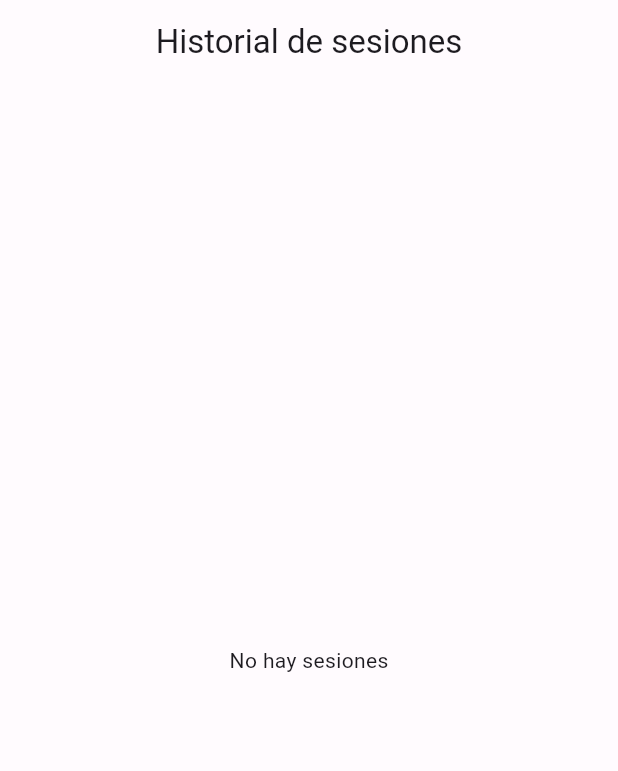
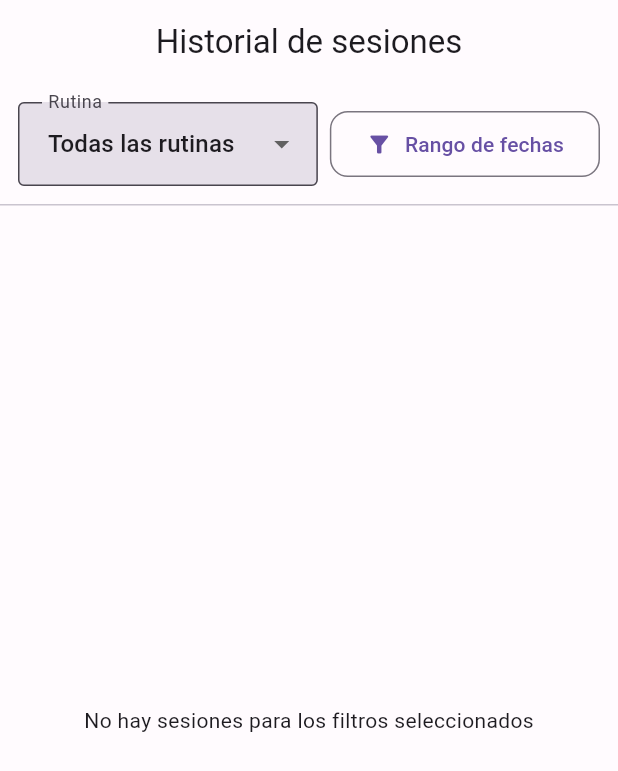
Before and after one commit to NoeCR/liftup, a Flutter app: the SessionHistoryPage screen opened by its route, on a phone screen of 412 x 824 dp. Shown: the top 771 px of the screen. Run offline on Flutter 3.47's test engine with Material 3 defaults, Android fonts, the light colour scheme and no system bars; our stand-ins replace equatable, extended_image, file_picker, flutter_riverpod, go_router, hive and 7 more; missing offline and left inert: extended_image_library, flutter_ringtone_player; accounts and stored records are empty; generated files the repository leaves out were written again.

Commit message:
sessions(history): add routine dropdown and date range filter to SessionHistoryPage

```diff
--- a/lib/features/sessions/pages/session_history_page.dart
+++ b/lib/features/sessions/pages/session_history_page.dart
@@ -2,34 +2,61 @@
 import 'package:flutter_riverpod/flutter_riverpod.dart';
 import '../notifiers/session_notifier.dart';
 import '../../sessions/models/workout_session.dart';
+import '../../home/notifiers/routine_notifier.dart';
+import '../../home/models/routine.dart';
 import 'package:go_router/go_router.dart';
 
-class SessionHistoryPage extends ConsumerWidget {
+class SessionHistoryPage extends ConsumerStatefulWidget {
   const SessionHistoryPage({super.key});
 
   @override
-  Widget build(BuildContext context, WidgetRef ref) {
+  ConsumerState<SessionHistoryPage> createState() => _SessionHistoryPageState();
+}
+
+class _SessionHistoryPageState extends ConsumerState<SessionHistoryPage> {
+  DateTimeRange? _range;
+  String? _routineFilterId; // null = todas
+
+  @override
+  Widget build(BuildContext context) {
     final sessionsAsync = ref.watch(sessionNotifierProvider);
+    final routinesAsync = ref.watch(routineNotifierProvider);
 
     return sessionsAsync.when(
       data: (sessions) {
-        if (sessions.isEmpty) {
-          return Scaffold(
-            appBar: AppBar(title: const Text('Historial de sesiones')),
-            body: const Center(child: Text('No hay sesiones')),
-          );
-        }
-
         final sorted = [...sessions]
           ..sort((a, b) => (b.startTime).compareTo(a.startTime));
 
+        // Aplicar filtros
+        final filtered = sorted.where((s) {
+          final inRoutine = _routineFilterId == null || s.routineId == _routineFilterId;
+          final inRange = _range == null || (s.startTime.isAfter(_range!.start) && s.startTime.isBefore(_range!.end));
+          return inRoutine && inRange;
+        }).toList();
+
         return Scaffold(
           appBar: AppBar(title: const Text('Historial de sesiones')),
-          body: ListView.separated(
-            itemCount: sorted.length,
+          body: Column(
+            children: [
+              Padding(
+                padding: const EdgeInsets.all(12),
+                child: Row(
+                  children: [
+                    Expanded(child: _buildRoutineFilter(routinesAsync)),
+                    const SizedBox(width: 8),
+                    _buildDateFilterButton(),
+                  ],
+                ),
+              ),
+              const Divider(height: 1),
+              Expanded(
+                child: filtered.isEmpty
+                    ? const Center(child: Text('No hay sesiones para los filtros seleccionados'))
+                    : ListView.separated(
+                        itemCount: filtered.length,
                         separatorBuilder: (_, __) => const Divider(height: 1),
                         itemBuilder: (context, index) {
-              final s = sorted[index];
+                          final s = filtered[index];
                           final isActive = s.status == SessionStatus.active || s.status == SessionStatus.paused;
                           final subtitle = isActive
                               ? 'En curso'
@@ -48,10 +75,60 @@
                           );
                         },
                       ),
+              ),
+            ],
+          ),
         );
       },
       loading: () => const Scaffold(body: Center(child: CircularProgressIndicator())),
       error: (e, _) => Scaffold(body: Center(child: Text('Error: $e'))),
+    );
+  }
+
+  Widget _buildRoutineFilter(AsyncValue<List<Routine>> routinesAsync) {
+    return routinesAsync.when(
+      data: (routines) {
+        final items = [
+          const DropdownMenuItem<String?>(value: null, child: Text('Todas las rutinas')),
+          ...routines.map((r) => DropdownMenuItem<String?>(value: r.id, child: Text(r.name))),
+        ];
+        return DropdownButtonFormField<String?>(
+          value: _routineFilterId,
+          items: items,
+          onChanged: (value) => setState(() => _routineFilterId = value),
+          decoration: const InputDecoration(
+            labelText: 'Rutina',
+            border: OutlineInputBorder(),
+            isDense: true,
+          ),
+        );
+      },
+      loading: () => const SizedBox.shrink(),
+      error: (e, _) => const SizedBox.shrink(),
+    );
+  }
+
+  Widget _buildDateFilterButton() {
+    final label = _range == null
+        ? 'Rango de fechas'
+        : '${_range!.start.toLocal().toString().split(' ').first} → ${_range!.end.toLocal().toString().split(' ').first}';
+    return OutlinedButton.icon(
+      onPressed: () async {
+        final now = DateTime.now();
+        final firstDate = DateTime(now.year - 3);
+        final lastDate = DateTime(now.year + 1);
+        final picked = await showDateRangePicker(
+          context: context,
+          firstDate: firstDate,
+          lastDate: lastDate,
+          initialDateRange: _range ?? DateTimeRange(start: now.subtract(const Duration(days: 30)), end: now),
+        );
+        if (picked != null) {
+          setState(() => _range = picked);
+        }
+      },
+      icon: const Icon(Icons.filter_alt),
+      label: Text(label, overflow: TextOverflow.ellipsis),
     );
   }
 
```
Also changed, not shown: lib/features/sessions/pages/session_summary_page.dart (+9 -12 lines). Lines whose indentation alone changed are shown as unchanged.
